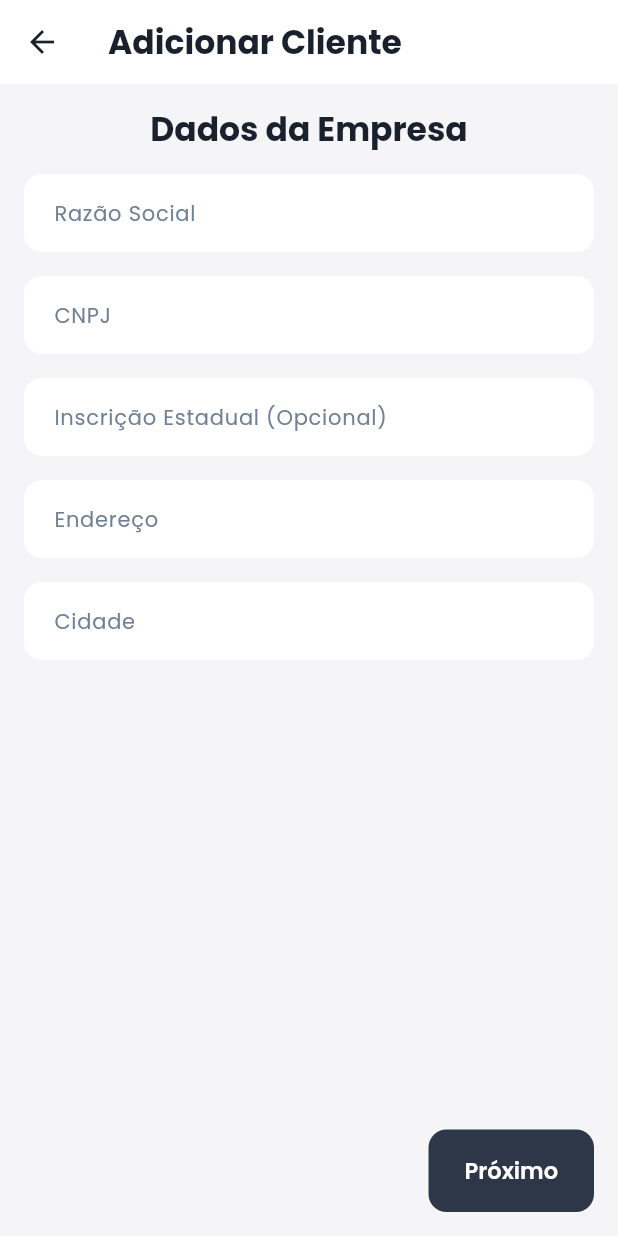
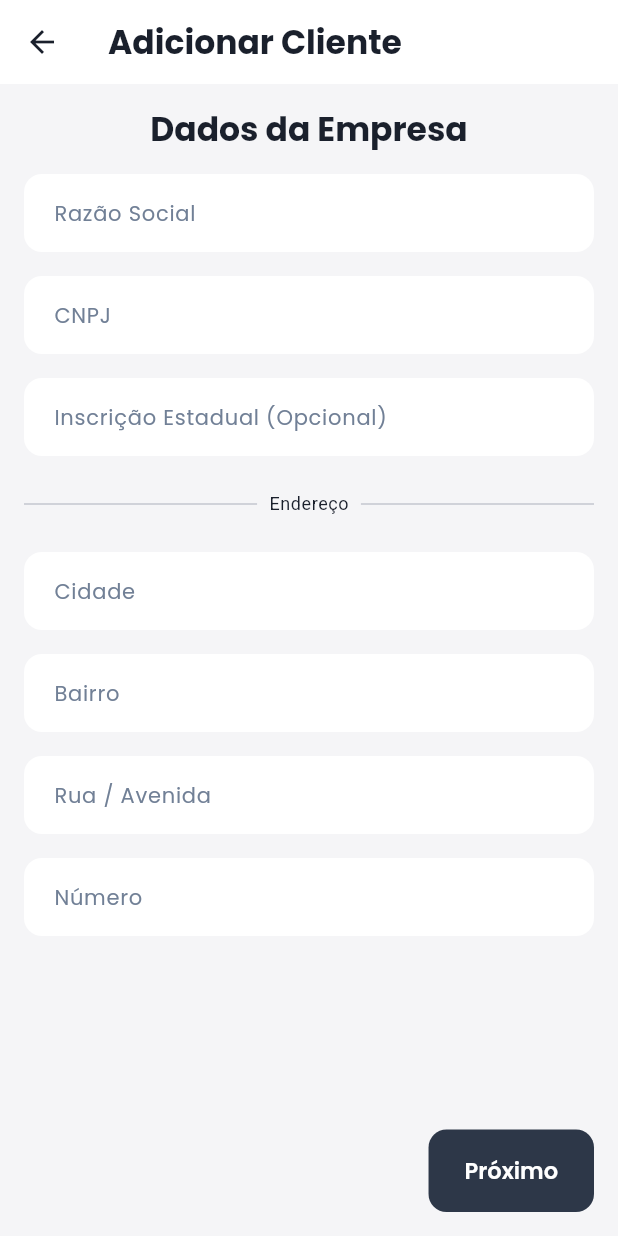
Before and after one commit to DeQuadraApps/Aplicativos, a Flutter app: the ClientsListPage screen opened directly, after a tap on the "add" icon, on a phone screen of 412 x 824 dp. Run offline on Flutter 3.47's test engine with Material 3 defaults, Android fonts, the phone set to English and light mode, and no system bars; our stand-ins replace cloud_firestore, connectivity_plus, file_picker, firebase_auth, firebase_core, google_fonts and 6 more; missing offline and left inert: animated_snack_bar, excel; accounts and stored records are empty.

Commit message:
Update customer records

```diff
--- a/lib/models/client.model.dart
+++ b/lib/models/client.model.dart
@@ -9,11 +9,12 @@ class Client {
   final String? stateRegistration; // Inscrição Estadual (opcional)
   final String address;
   final String city;
+  final String district;
+  final String houseNumber;
   final String phone;
-  final String email;
+  final String? email;
   final String paymentMethod;
   final String contactName; // Nome Completo do Contato
-  final DateTime? birthDate; // Data de Nascimento do Contato
 
   Client({
     this.id,
@@ -22,11 +23,12 @@ class Client {
     this.stateRegistration,
     required this.address,
     required this.city,
+    required this.district,
+    required this.houseNumber,
     required this.phone,
-    required this.email,
+    this.email,
     required this.paymentMethod,
     required this.contactName,
-    this.birthDate,
   });
 
   // Converte um Documento do Firestore para um objeto Client
@@ -39,11 +41,12 @@ class Client {
       stateRegistration: data['stateRegistration'],
       address: data['address'] ?? '',
       city: data['city'] ?? '',
+      district: data['district'] ?? '',
+      houseNumber: data['houseNumber'] ?? '',
       phone: data['phone'] ?? '',
       email: data['email'] ?? '',
       paymentMethod: data['paymentMethod'] ?? '',
       contactName: data['contactName'] ?? '',
-      birthDate: (data['birthDate'] as Timestamp?)?.toDate(),
     );
   }
 
@@ -55,11 +58,12 @@ class Client {
       'stateRegistration': stateRegistration,
       'address': address,
       'city': city,
+      'district': district,
+      'houseNumber': houseNumber,
       'phone': phone,
       'email': email,
       'paymentMethod': paymentMethod,
       'contactName': contactName,
-      'birthDate': birthDate != null ? Timestamp.fromDate(birthDate!) : null,
     };
   }
 }
--- a/lib/pages/clients/add-edit-client.page.dart
+++ b/lib/pages/clients/add-edit-client.page.dart
@@ -26,12 +26,12 @@ class _AddEditClientPageState extends State<AddEditClientPage> {
   final _stateRegistrationCtrl = TextEditingController();
   final _addressCtrl = TextEditingController();
   final _cityCtrl = TextEditingController();
+  final _districtCtrl = TextEditingController();
+  final _houseNumberCtrl = TextEditingController();
   final _phoneCtrl = TextEditingController();
   final _emailCtrl = TextEditingController();
   final _paymentMethodCtrl = TextEditingController();
   final _contactNameCtrl = TextEditingController();
-  final _birthDateCtrl = TextEditingController();
-  DateTime? _selectedBirthDate;
 
   final _cnpjMask = MaskTextInputFormatter(mask: '##.###.###/####-##');
   final _phoneMask = MaskTextInputFormatter(mask: '(##) #####-####');
@@ -48,14 +48,14 @@ class _AddEditClientPageState extends State<AddEditClientPage> {
       _stateRegistrationCtrl.text = widget.client!.stateRegistration ?? '';
       _addressCtrl.text = widget.client!.address;
       _cityCtrl.text = widget.client!.city;
+      _districtCtrl.text = widget.client!.district;
+      _houseNumberCtrl.text = widget.client!.houseNumber;
       _phoneCtrl.text = widget.client!.phone;
-      _emailCtrl.text = widget.client!.email;
+      if (widget.client?.email != null) {
+        _emailCtrl.text = widget.client!.email!;
+      }
       _paymentMethodCtrl.text = widget.client!.paymentMethod;
       _contactNameCtrl.text = widget.client!.contactName;
-      if (widget.client!.birthDate != null) {
-        _selectedBirthDate = widget.client!.birthDate;
-        _birthDateCtrl.text = DateFormat('dd/MM/yyyy').format(_selectedBirthDate!);
-      }
     }
   }
 
@@ -67,11 +67,12 @@ class _AddEditClientPageState extends State<AddEditClientPage> {
     _stateRegistrationCtrl.dispose();
     _addressCtrl.dispose();
     _cityCtrl.dispose();
+    _districtCtrl.dispose();
+    _houseNumberCtrl.dispose();
     _phoneCtrl.dispose();
     _emailCtrl.dispose();
     _paymentMethodCtrl.dispose();
     _contactNameCtrl.dispose();
-    _birthDateCtrl.dispose();
     super.dispose();
   }
 
@@ -88,11 +89,12 @@ class _AddEditClientPageState extends State<AddEditClientPage> {
       stateRegistration: _stateRegistrationCtrl.text.trim(),
       address: _addressCtrl.text.trim(),
       city: _cityCtrl.text.trim(),
+      district: _districtCtrl.text.trim(),
+      houseNumber: _houseNumberCtrl.text.trim(),
       phone: _phoneCtrl.text.trim(),
       email: _emailCtrl.text.trim(),
       paymentMethod: _paymentMethodCtrl.text.trim(),
       contactName: _contactNameCtrl.text.trim(),
-      birthDate: _selectedBirthDate,
     );
 
     try {
@@ -105,8 +107,8 @@ class _AddEditClientPageState extends State<AddEditClientPage> {
         clientToSave = Client(
           id: widget.client?.id,
           companyName: clientToSave.companyName, cnpj: clientToSave.cnpj, stateRegistration: clientToSave.stateRegistration,
-          address: clientToSave.address, city: clientToSave.city, phone: clientToSave.phone, email: clientToSave.email,
-          paymentMethod: clientToSave.paymentMethod, contactName: clientToSave.contactName, birthDate: clientToSave.birthDate,
+          address: clientToSave.address, city: clientToSave.city, district: clientToSave.district, houseNumber: clientToSave.houseNumber, phone: clientToSave.phone, email: clientToSave.email,
+          paymentMethod: clientToSave.paymentMethod, contactName: clientToSave.contactName
         );
       } else {
         if (clientToSave.id != null) {
@@ -181,10 +183,30 @@ class _AddEditClientPageState extends State<AddEditClientPage> {
             TextFormField(controller: _cnpjCtrl, decoration: const InputDecoration(labelText: 'CNPJ'), inputFormatters: [_cnpjMask], validator: (v) => v!.isEmpty ? 'Campo obrigatório' : null),
             const SizedBox(height: 16),
             TextFormField(controller: _stateRegistrationCtrl, decoration: const InputDecoration(labelText: 'Inscrição Estadual (Opcional)')),
+            Padding(
+              padding: const EdgeInsets.symmetric(vertical: 24.0),
+              child: Row(
+                children: [
+                  const Expanded(child: Divider()),
+                  Padding(
+                    padding: const EdgeInsets.symmetric(horizontal: 8.0),
+                    child: Text(
+                      'Endereço',
+                      style: Theme.of(context).textTheme.bodySmall,
+                    ),
+                  ),
+                  const Expanded(child: Divider()),
+                ],
+              ),
+            ),
+
+            TextFormField(controller: _cityCtrl, decoration: const InputDecoration(labelText: 'Cidade'), validator: (v) => v!.isEmpty ? 'Campo obrigatório' : null),
             const SizedBox(height: 16),
-            TextFormField(controller: _addressCtrl, decoration: const InputDecoration(labelText: 'Endereço'), validator: (v) => v!.isEmpty ? 'Campo obrigatório' : null),
+            TextFormField(controller: _districtCtrl, decoration: const InputDecoration(labelText: 'Bairro'), validator: (v) => v!.isEmpty ? 'Campo obrigatório' : null),
             const SizedBox(height: 16),
-            TextFormField(controller: _cityCtrl, decoration: const InputDecoration(labelText: 'Cidade'), validator: (v) => v!.isEmpty ? 'Campo obrigatório' : null),
+            TextFormField(controller: _addressCtrl, decoration: const InputDecoration(labelText: 'Rua / Avenida'), validator: (v) => v!.isEmpty ? 'Campo obrigatório' : null),
+            const SizedBox(height: 16),
+            TextFormField(controller: _houseNumberCtrl, decoration: const InputDecoration(labelText: 'Número'), keyboardType: TextInputType.number, validator: (v) => v!.isEmpty ? 'Campo obrigatório' : null),
           ],
         ),
       ),
@@ -202,26 +224,12 @@ class _AddEditClientPageState extends State<AddEditClientPage> {
             const SizedBox(height: 16),
             TextFormField(controller: _phoneCtrl, decoration: const InputDecoration(labelText: 'Telefone'), inputFormatters: [_phoneMask], validator: (v) => v!.isEmpty ? 'Campo obrigatório' : null),
             const SizedBox(height: 16),
-            TextFormField(controller: _emailCtrl, decoration: const InputDecoration(labelText: 'Email'), keyboardType: TextInputType.emailAddress, validator: (v) => v!.isEmpty ? 'Campo obrigatório' : null),
+            TextFormField(controller: _emailCtrl, decoration: const InputDecoration(labelText: 'Email (Opcional)'), keyboardType: TextInputType.emailAddress),
             const SizedBox(height: 16),
             TextFormField(controller: _paymentMethodCtrl, decoration: const InputDecoration(labelText: 'Forma de Pagamento Padrão'), validator: (v) => v!.isEmpty ? 'Campo obrigatório' : null),
             const SizedBox(height: 16),
             TextFormField(controller: _contactNameCtrl, decoration: const InputDecoration(labelText: 'Nome Completo (Contato)'), validator: (v) => v!.isEmpty ? 'Campo obrigatório' : null),
             const SizedBox(height: 16),
-            TextFormField(
-              controller: _birthDateCtrl,
-              decoration: const InputDecoration(labelText: 'Data de Nascimento (Contato)', suffixIcon: Icon(Icons.calendar_today)),
-              readOnly: true,
-              onTap: () async {
-                final date = await showDatePicker(context: context, initialDate: _selectedBirthDate ?? DateTime.now(), firstDate: DateTime(1900), lastDate: DateTime.now());
-                if (date != null) {
-                  setState(() {
-                    _selectedBirthDate = date;
-                    _birthDateCtrl.text = DateFormat('dd/MM/yyyy').format(date);
-                  });
-                }
-              },
-            ),
           ],
         ),
       ),
--- a/lib/pages/home/home-page.dart
+++ b/lib/pages/home/home-page.dart
@@ -126,7 +126,7 @@ class _HomePageContentState extends State<_HomePageContent> {
   }
 
   void _startMainTour() {
-    ShowCaseWidget.of(context).startShowCase([_keyMenu, _keyDashboard]);
+    ShowCaseWidget.of(context).startShowCase([_keyDashboard, _keyMenu]);
   }
 
   void _startDrawerTour() {
--- a/lib/pages/signup/signup.page.dart
+++ b/lib/pages/signup/signup.page.dart
@@ -108,7 +108,7 @@ class _SignUpPageState extends State<SignUpPage> {
                 const SizedBox(height: 16),
                 TextFormField(controller: _cpfController, decoration: const InputDecoration(labelText: "CPF"), keyboardType: TextInputType.number, inputFormatters: [_cpfMask], validator: (value) => value == null || value.length < 14 ? 'CPF inválido' : null),
                 const SizedBox(height: 16),
-                TextFormField(controller: _birthDateController, decoration: const InputDecoration(labelText: "Data de Aniversário", suffixIcon: Icon(Icons.calendar_today)), readOnly: true, onTap: () => _selectDate(context), validator: (value) => value == null || value.isEmpty ? 'Campo obrigatório' : null),
+                TextFormField(controller: _birthDateController, decoration: const InputDecoration(labelText: "Data de Nascimento", suffixIcon: Icon(Icons.calendar_today)), readOnly: true, onTap: () => _selectDate(context), validator: (value) => value == null || value.isEmpty ? 'Campo obrigatório' : null),
                 const SizedBox(height: 16),
                 CustomInputField(controller: _emailController, labelText: "E-mail", keyboardType: TextInputType.emailAddress, validator: (value) => value == null || !value.contains('@') ? 'E-mail inválido' : null),
                 const SizedBox(height: 16),
--- a/pubspec.yaml
+++ b/pubspec.yaml
@@ -16,7 +16,7 @@ publish_to: 'none' # Remove this line if you wish to publish to pub.dev
 # https://developer.apple.com/library/archive/documentation/General/Reference/InfoPlistKeyReference/Articles/CoreFoundationKeys.html
 # In Windows, build-name is used as the major, minor, and patch parts
 # of the product and file versions while build-number is used as the build suffix.
-version: 1.0.0+1
+version: 1.0.1+2
 
 environment:
   sdk: ^3.7.2
```
Also changed, not shown: 1 other file.
